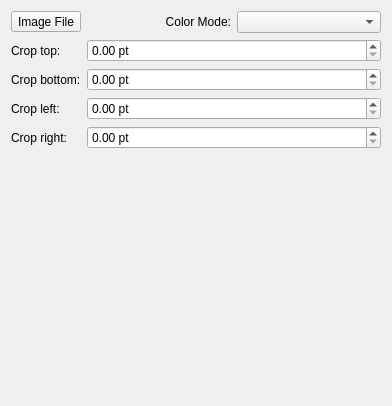
Qt form plugins/pictureshape/forms/wdgPictureTool.ui (KDE/krita) before a commit.
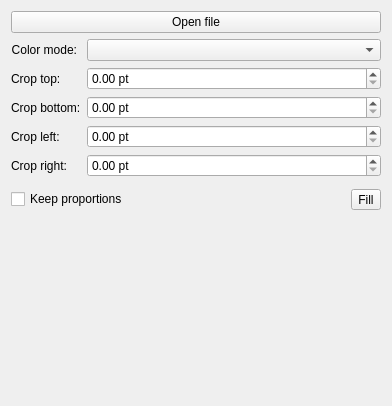
The same form after that commit. Custom widgets are drawn as their Qt base class.

Commit message: UI layout and usability improvements.

```diff
--- a/plugins/pictureshape/forms/wdgPictureTool.ui
+++ b/plugins/pictureshape/forms/wdgPictureTool.ui
@@ -13,41 +13,20 @@
   <property name="windowTitle">
    <string>Form</string>
   </property>
-  <layout class="QVBoxLayout" name="verticalLayout" stretch="0,0,1">
+  <layout class="QVBoxLayout" name="verticalLayout" stretch="0,0,0,0,1">
    <item>
-    <layout class="QHBoxLayout" name="hLayout" stretch="0,0,0">
-     <item>
-      <widget class="QToolButton" name="bnImageFile">
-       <property name="text">
-        <string>Image File</string>
-       </property>
-      </widget>
-     </item>
-     <item>
-      <widget class="QLabel" name="label">
-       <property name="text">
-        <string>Color Mode:</string>
-       </property>
-       <property name="alignment">
-        <set>Qt::AlignRight|Qt::AlignTrailing|Qt::AlignVCenter</set>
-       </property>
-      </widget>
-     </item>
-     <item>
-      <widget class="QComboBox" name="cmbColorMode"/>
-     </item>
-    </layout>
+    <widget class="QPushButton" name="bnImageFile">
+     <property name="text">
+      <string>Open file</string>
+     </property>
+    </widget>
    </item>
    <item>
     <layout class="QFormLayout" name="formLayout">
-     <item row="0" column="0">
-      <widget class="QLabel" name="topLabel">
-       <property name="text">
-        <string>Crop top:</string>
-       </property>
-      </widget>
-     </item>
-     <item row="0" column="1">
+     <property name="fieldGrowthPolicy">
+      <enum>QFormLayout::AllNonFixedFieldsGrow</enum>
+     </property>
+     <item row="1" column="1">
       <widget class="QDoubleSpinBox" name="topDoubleSpinBox">
        <property name="alignment">
         <set>Qt::AlignLeading|Qt::AlignLeft|Qt::AlignVCenter</set>
@@ -66,14 +45,14 @@
        </property>
       </widget>
      </item>
-     <item row="1" column="0">
+     <item row="2" column="0">
       <widget class="QLabel" name="bottomLabel">
        <property name="text">
         <string>Crop bottom:</string>
        </property>
       </widget>
      </item>
-     <item row="1" column="1">
+     <item row="2" column="1">
       <widget class="QDoubleSpinBox" name="bottomDoubleSpinBox">
        <property name="suffix">
         <string notr="true"> pt</string>
@@ -83,14 +62,14 @@
        </property>
       </widget>
      </item>
-     <item row="2" column="0">
+     <item row="3" column="0">
       <widget class="QLabel" name="leftLabel">
        <property name="text">
         <string>Crop left:</string>
        </property>
       </widget>
      </item>
-     <item row="2" column="1">
+     <item row="3" column="1">
       <widget class="QDoubleSpinBox" name="leftDoubleSpinBox">
        <property name="suffix">
         <string notr="true"> pt</string>
@@ -100,14 +79,14 @@
        </property>
       </widget>
      </item>
-     <item row="3" column="0">
+     <item row="4" column="0">
       <widget class="QLabel" name="rightLabel">
        <property name="text">
         <string>Crop right:</string>
        </property>
       </widget>
      </item>
-     <item row="3" column="1">
+     <item row="4" column="1">
       <widget class="QDoubleSpinBox" name="rightDoubleSpinBox">
        <property name="suffix">
         <string notr="true"> pt</string>
@@ -117,14 +96,62 @@
        </property>
       </widget>
      </item>
+     <item row="1" column="0">
+      <widget class="QLabel" name="topLabel">
+       <property name="text">
+        <string>Crop top:</string>
+       </property>
+      </widget>
+     </item>
+     <item row="0" column="0">
+      <widget class="QLabel" name="label">
+       <property name="text">
+        <string>Color mode:</string>
+       </property>
+       <property name="alignment">
+        <set>Qt::AlignRight|Qt::AlignTrailing|Qt::AlignVCenter</set>
+       </property>
+      </widget>
+     </item>
+     <item row="0" column="1">
+      <widget class="QComboBox" name="cmbColorMode"/>
+     </item>
     </layout>
    </item>
    <item>
-    <widget class="CropWidget" name="cropWidget" native="true"/>
+    <widget class="KSeparator" name="kseparator"/>
+   </item>
+   <item>
+    <layout class="QHBoxLayout" name="horizontalLayout" stretch="1,0">
+     <item>
+      <widget class="QCheckBox" name="cbAspect">
+       <property name="text">
+        <string>Keep proportions</string>
+       </property>
+      </widget>
+     </item>
+     <item>
+      <widget class="QToolButton" name="bnFill">
+       <property name="text">
+        <string>Fill</string>
+       </property>
+      </widget>
+     </item>
+    </layout>
+   </item>
+   <item>
+    <widget class="CropWidget" name="cropWidget" native="true">
+     <zorder></zorder>
+    </widget>
    </item>
   </layout>
  </widget>
  <customwidgets>
+  <customwidget>
+   <class>KSeparator</class>
+   <extends>QFrame</extends>
+   <header>kseparator.h</header>
+  </customwidget>
   <customwidget>
    <class>CropWidget</class>
    <extends>QWidget</extends>
```
Left out of the diff: 2 changed lines with no effect on the pictures. The commit also changes 7 other files.
